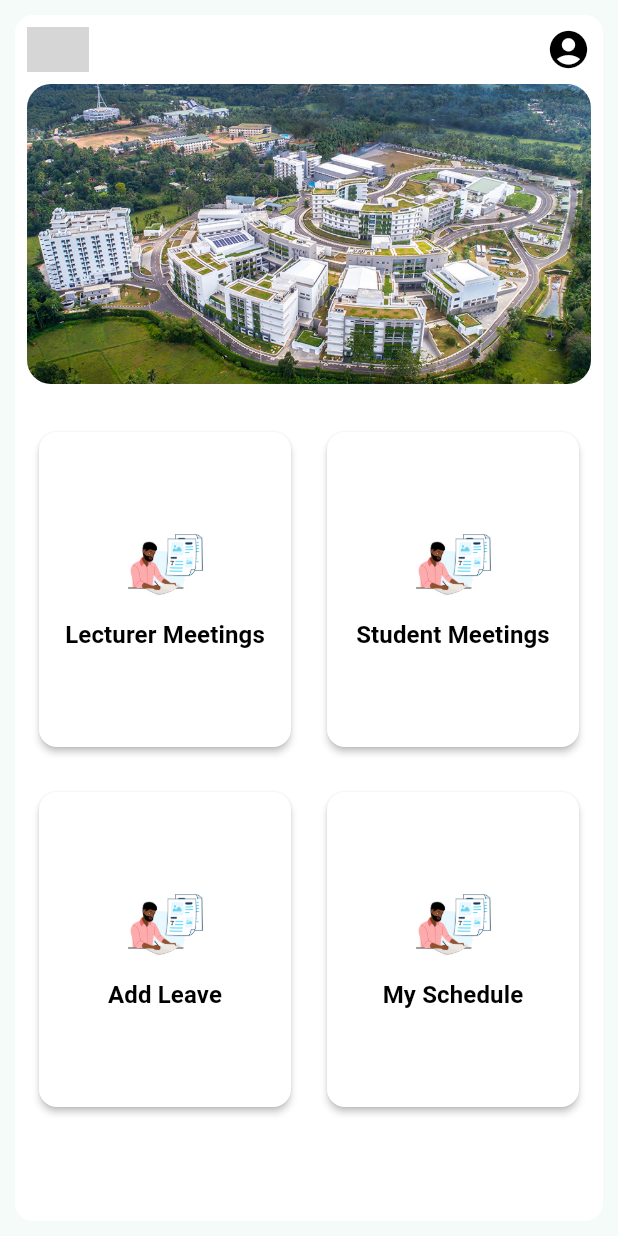
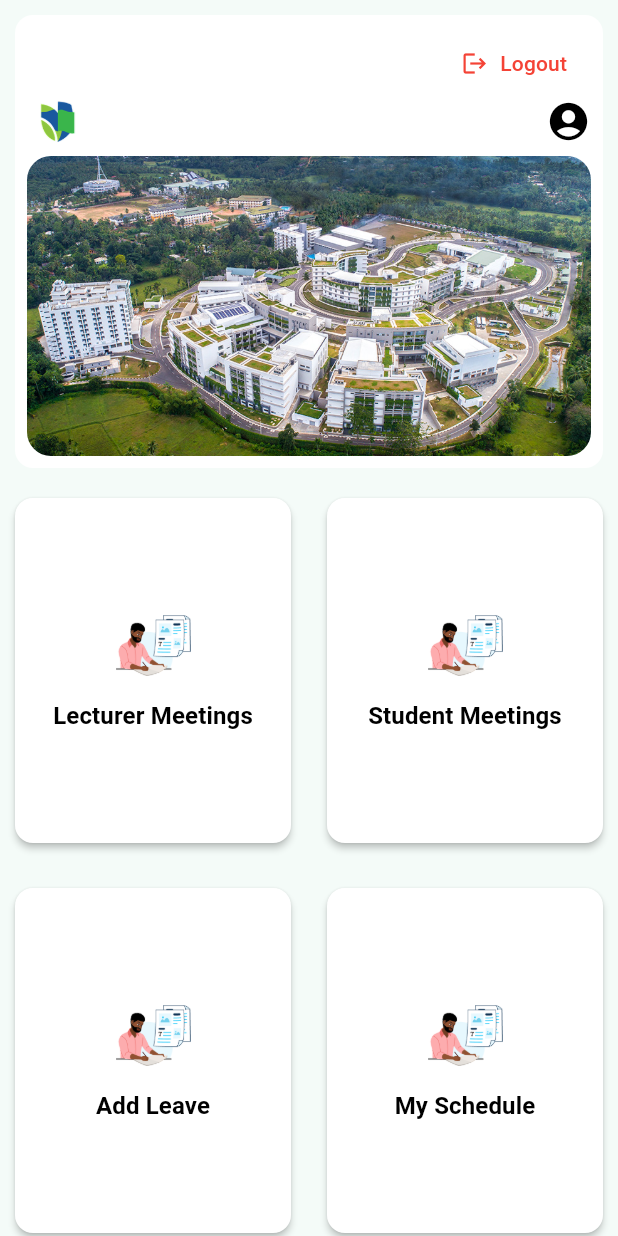
Before and after one commit to yeshinipathirana/NsLink-mobile-app, a Flutter app: the LectureDashboard screen opened directly, on a phone screen of 412 x 824 dp. Run offline on Flutter 3.47's test engine with Material 3 defaults, Android fonts, the phone set to English and light mode, and no system bars; our stand-ins replace badges, cloud_firestore, file_picker, firebase_auth, firebase_core, firebase_storage and 3 more; accounts and stored records are empty; grey boxes are pictures that could not be loaded.

Commit message:
5/12 commit

```diff
--- a/lib/lecture/lectureDashboard.dart
+++ b/lib/lecture/lectureDashboard.dart
@@ -1,4 +1,5 @@
 import 'package:flutter/material.dart';
+import 'package:test/auth/loginScreen.dart';
 import 'package:test/lecture/meetingListScreen.dart';
 import 'package:test/lecture/requestLeaveScreen.dart';
 import 'package:test/lecture/lecture-student MeetingDashboard.dart';
@@ -37,60 +38,75 @@ class _LectureDashboardState extends State<LectureDashboard> {
   @override
   Widget build(BuildContext context) {
     double screenWidth = MediaQuery.of(context).size.width;
-    double screenHeight = MediaQuery.of(context).size.height;
 
     return Scaffold(
       body: SafeArea(
+        child: SingleChildScrollView(
           child: Padding(
             padding: const EdgeInsets.all(10),
             child: Column(
               crossAxisAlignment: CrossAxisAlignment.start,
               children: [
-              Expanded(
-                child: Container(
+                // Top Panel
+                Container(
                   decoration: BoxDecoration(
                     color: Colors.white,
                     borderRadius: BorderRadius.circular(12),
                   ),
                   child: Column(
                     children: [
+                      // Logout button
                       Padding(
                         padding: const EdgeInsets.only(
-                          bottom: 0,
                           top: 8.0,
                           left: 8.0,
                           right: 8.0,
                         ),
-                        child: Container(
                         child: Row(
-                            mainAxisAlignment: MainAxisAlignment.spaceBetween,
+                          mainAxisAlignment: MainAxisAlignment.end,
                           children: [
-                              Container(
-                                child: Image(
-                                  image: AssetImage('./assets/images/NSBM.png'),
-                                  width: screenWidth * 0.1,
-                                  height: 30,
+                            TextButton.icon(
+                              onPressed: () {
+                                Navigator.pushReplacement(
+                                  context,
+                                  MaterialPageRoute(
+                                    builder: (context) => LoginScreen(),
                                   ),
-                              ),
-                              InkWell(
-                                onTap: () {},
-                                child: const Icon(
-                                  Icons.account_circle,
-                                  size: 30,
-                                  color: Colors.black,
+                                );
+                              },
+                              icon: const Icon(Icons.logout, color: Colors.red),
+                              label: const Text(
+                                "Logout",
+                                style: TextStyle(color: Colors.red),
                               ),
                             ),
                           ],
                         ),
                       ),
+
+                      // Logo and Profile Icon
+                      Padding(
+                        padding: const EdgeInsets.symmetric(horizontal: 8.0),
+                        child: Row(
+                          mainAxisAlignment: MainAxisAlignment.spaceBetween,
+                          children: [
+                            Image.asset(
+                              'assets/images/NSBM.png',
+                              width: screenWidth * 0.1,
+                              height: 30,
                             ),
+                            const Icon(
+                              Icons.account_circle,
+                              size: 30,
+                              color: Colors.black,
+                            ),
+                          ],
+                        ),
+                      ),
+
+                      // Banner Image with Email
                       Padding(
-                        padding: const EdgeInsets.only(
-                          bottom: 32.0,
-                          top: 8.0,
-                          left: 8.0,
-                          right: 8.0,
-                        ),
+                        padding: const EdgeInsets.all(8.0),
                         child: Stack(
                           children: [
                             Container(
@@ -119,7 +135,7 @@ class _LectureDashboardState extends State<LectureDashboard> {
                                     Shadow(
                                       blurRadius: 4,
                                       color: Colors.black.withOpacity(0.7),
-                                      offset: Offset(1, 1),
+                                      offset: const Offset(1, 1),
                                     ),
                                   ],
                                 ),
@@ -128,12 +144,15 @@ class _LectureDashboardState extends State<LectureDashboard> {
                           ],
                         ),
                       ),
+                    ],
+                  ),
+                ),
 
-                      // Action buttons grid
-                      Padding(
-                        padding: const EdgeInsets.symmetric(horizontal: 16.0),
-                        child: GridView.count(
+                // Action Buttons Grid
+                const SizedBox(height: 20),
+                GridView.count(
                   shrinkWrap: true,
+                  physics: const NeverScrollableScrollPhysics(),
                   crossAxisCount: 2,
                   childAspectRatio: 0.8,
                   mainAxisSpacing: 30,
@@ -141,61 +160,52 @@ class _LectureDashboardState extends State<LectureDashboard> {
                   children: [
                     ActionButton(
                       title: 'Lecturer Meetings',
-                              imagePath:
-                                  'assets/images/07.png', // Path to the image
+                      imagePath: 'assets/images/07.png',
                       onPressed: () {
                         Navigator.pushReplacement(
                           context,
                           MaterialPageRoute(
-                                    builder:
-                                        (context) => const MeetingListScreen(),
+                            builder: (context) => const MeetingListScreen(),
                           ),
                         );
                       },
                     ),
                     ActionButton(
                       title: 'Student Meetings',
-                              imagePath:
-                                  'assets/images/07.png', // Path to the image
+                      imagePath: 'assets/images/07.png',
                       onPressed: () {
                         Navigator.pushReplacement(
                           context,
                           MaterialPageRoute(
                             builder:
-                                        (context) =>
-                                            const LecturerMeetingDashboard(),
+                                (context) => const LecturerMeetingDashboard(),
                           ),
                         );
                       },
                     ),
                     ActionButton(
                       title: 'Add Leave',
-                              imagePath:
-                                  'assets/images/07.png', // Path to the image
+                      imagePath: 'assets/images/07.png',
                       onPressed: () {
                         Navigator.pushReplacement(
                           context,
                           MaterialPageRoute(
-                                    builder:
-                                        (context) => const RequestLeaveScreen(),
+                            builder: (context) => const RequestLeaveScreen(),
                           ),
                         );
                       },
                     ),
                     ActionButton(
                       title: 'My Schedule',
-                              imagePath:
-                                  'assets/images/07.png', // Path to the image
-                              onPressed: () {},
+                      imagePath: 'assets/images/07.png',
+                      onPressed: () {
+                        // Implement functionality
+                      },
                     ),
                   ],
                 ),
-                      ),
               ],
             ),
-                ),
-              ),
-            ],
           ),
         ),
       ),
@@ -203,15 +213,16 @@ class _LectureDashboardState extends State<LectureDashboard> {
   }
 }
 
+// Reusable Action Button Widget
 class ActionButton extends StatelessWidget {
   final String title;
   final VoidCallback? onPressed;
-  final String imagePath; // Add a new parameter for the image path
+  final String imagePath;
 
   const ActionButton({
     required this.title,
     this.onPressed,
-    required this.imagePath, // Required parameter for image path
+    required this.imagePath,
     super.key,
   });
 
@@ -222,8 +233,8 @@ class ActionButton extends StatelessWidget {
       height: 160,
       child: ElevatedButton(
         style: ElevatedButton.styleFrom(
-          backgroundColor: const Color.fromARGB(255, 255, 255, 255),
-          foregroundColor: const Color.fromARGB(255, 0, 0, 0),
+          backgroundColor: Colors.white,
+          foregroundColor: Colors.black,
           padding: const EdgeInsets.symmetric(vertical: 16),
           shape: RoundedRectangleBorder(
             borderRadius: BorderRadius.circular(12),
@@ -232,15 +243,10 @@ class ActionButton extends StatelessWidget {
         ),
         onPressed: onPressed ?? () {},
         child: Column(
-          mainAxisAlignment:
-              MainAxisAlignment.center, // Center the content vertically
+          mainAxisAlignment: MainAxisAlignment.center,
           children: [
-            Image.asset(
-              imagePath, // Use the provided image path
-              width: 50, // Adjust size of the image
-              height: 50,
-            ),
-            const SizedBox(height: 10), // Add spacing between image and text
+            Image.asset(imagePath, width: 50, height: 50),
+            const SizedBox(height: 10),
             Text(
               title,
               textAlign: TextAlign.center,
--- a/lib/library/frontend/screens/admin/admin_panel_screen.dart
+++ b/lib/library/frontend/screens/admin/admin_panel_screen.dart
@@ -258,8 +258,9 @@ class _RoomsTabState extends State<_RoomsTab> {
                           keyboardType: TextInputType.number,
                           validator: (value) {
                             final cap = int.tryParse(value ?? '');
-                            if (cap == null || cap <= 0)
+                            if (cap == null || cap <= 0) {
                               return 'Enter valid capacity';
+                            }
                             return null;
                           },
                         ),
--- a/lib/library/frontend/screens/admin_panel_screen.dart
+++ b/lib/library/frontend/screens/admin_panel_screen.dart
@@ -52,8 +52,9 @@ class _AdminPanelScreenState extends State<AdminPanelScreen> {
                           keyboardType: TextInputType.number,
                           validator: (value) {
                             final cap = int.tryParse(value ?? '');
-                            if (cap == null || cap <= 0)
+                            if (cap == null || cap <= 0) {
                               return 'Enter valid capacity';
+                            }
                             return null;
                           },
                         ),
```
Also changed, not shown: lib/lecture/lecture-student MeetingDashboard.dart (+11 -0 lines), lib/library/frontend/screens/home_screen.dart (+11 -0 lines), lib/student/assignmentgroup_result_screen.dart (+11 -0 lines), lib/student/lectureListScreen.dart (+12 -21 lines), lib/student/studentDashboard.dart (+33 -34 lines). Lines whose indentation alone changed are shown as unchanged.
